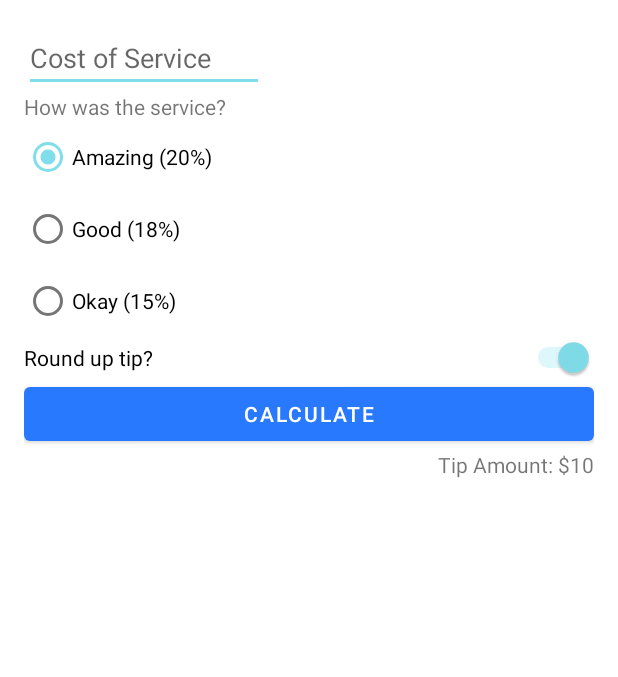
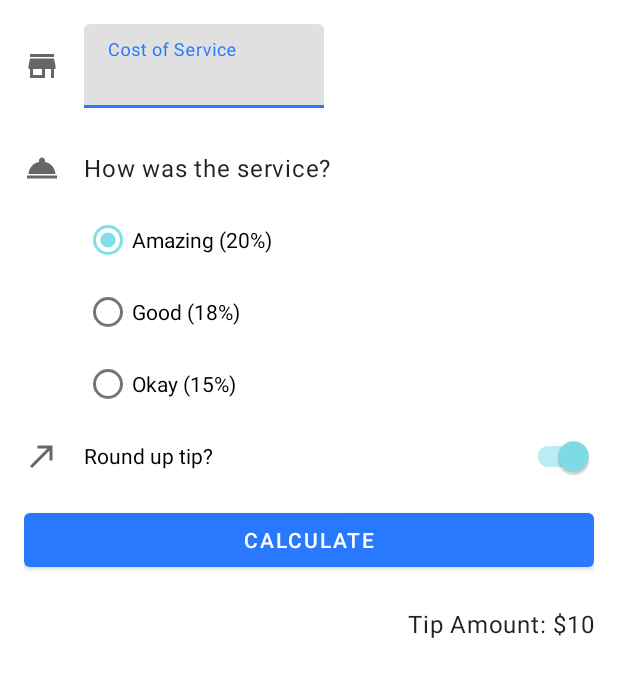
Before and after one commit to amantina05/GBD-TipTime, an Android app: the layout activity_main.xml on its own in the app's theme, with its tools: preview values and no code run, on a phone screen of 412 x 824 dp. Shown: the top 677 px of the screen. Run offline under Robolectric (Android 15) with nearby library versions, the phone set to English and light mode, and no system bars.

Commit message:
adjusted icons, style, themes

```diff
--- a/app/build.gradle
+++ b/app/build.gradle
@@ -13,6 +13,7 @@ android {
         targetSdkVersion 30
         versionCode 1
         versionName "1.0"
+        vectorDrawables.useSupportLibrary = true
 
         testInstrumentationRunner "androidx.test.runner.AndroidJUnitRunner"
     }
@@ -42,6 +43,7 @@ dependencies {
     implementation 'androidx.appcompat:appcompat:1.3.1'
     implementation 'com.google.android.material:material:1.4.0'
     implementation 'androidx.constraintlayout:constraintlayout:2.1.0'
+    implementation 'com.google.android.material:material:<version>'
     testImplementation 'junit:junit:4.+'
     androidTestImplementation 'androidx.test.ext:junit:1.1.3'
     androidTestImplementation 'androidx.test.espresso:espresso-core:3.4.0'
--- a/app/src/main/java/com/example/tiptime/MainActivity.kt
+++ b/app/src/main/java/com/example/tiptime/MainActivity.kt
@@ -17,8 +17,14 @@ class MainActivity : AppCompatActivity() {
 
     }
     fun calculateTip() {
-        val stringInTextField = binding.costOfService.text.toString()
+//        val stringInTextField = binding.costOfService.text.toString()
+//        val cost = stringInTextField.toDouble()
+
+        val stringInTextField = binding.costOfServiceEditText.text.toString()
+//        val cost = stringInTextField.toDoubleOrNull()
         val cost = stringInTextField.toDouble()
+
+
         val selectedId = binding.tipOption.checkedRadioButtonId
         val tipPercentage = when (selectedId) {
             R.id.option_twenty_percent -> 0.20
@@ -32,8 +38,8 @@ class MainActivity : AppCompatActivity() {
             tip = kotlin.math.ceil(tip)
         }
 
-        val formmattedTip = NumberFormat.getCurrencyInstance().format(tip)
-        binding.tipResult.text = getString(R.string.tip_amount, formmattedTip)
+        val formattedTip = NumberFormat.getCurrencyInstance().format(tip)
+        binding.tipResult.text = getString(R.string.tip_amount, formattedTip)
     }
 
 }
--- /dev/null
+++ b/app/src/main/res/drawable/ic_round_up.xml
@@ -0,0 +1,10 @@
+<vector xmlns:android="http://schemas.android.com/apk/res/android"
+    android:width="24dp"
+    android:height="24dp"
+    android:viewportWidth="24"
+    android:viewportHeight="24"
+    android:tint="?attr/colorControlNormal">
+  <path
+      android:fillColor="@android:color/white"
+      android:pathData="M9,5v2h6.59L4,18.59 5.41,20 17,8.41V15h2V5z"/>
+</vector>
--- /dev/null
+++ b/app/src/main/res/drawable/ic_service.xml
@@ -0,0 +1,10 @@
+<vector xmlns:android="http://schemas.android.com/apk/res/android"
+    android:width="24dp"
+    android:height="24dp"
+    android:viewportWidth="24"
+    android:viewportHeight="24"
+    android:tint="?attr/colorControlNormal">
+  <path
+      android:fillColor="@android:color/white"
+      android:pathData="M2,17h20v2L2,19zM13.84,7.79c0.1,-0.24 0.16,-0.51 0.16,-0.79 0,-1.1 -0.9,-2 -2,-2s-2,0.9 -2,2c0,0.28 0.06,0.55 0.16,0.79C6.25,8.6 3.27,11.93 3,16h18c-0.27,-4.07 -3.25,-7.4 -7.16,-8.21z"/>
+</vector>
--- /dev/null
+++ b/app/src/main/res/drawable/ic_store.xml
@@ -0,0 +1,10 @@
+<vector xmlns:android="http://schemas.android.com/apk/res/android"
+    android:width="24dp"
+    android:height="24dp"
+    android:viewportWidth="24"
+    android:viewportHeight="24"
+    android:tint="?attr/colorControlNormal">
+  <path
+      android:fillColor="@android:color/white"
+      android:pathData="M20,4L4,4v2h16L20,4zM21,14v-2l-1,-5L4,7l-1,5v2h1v6h10v-6h4v6h2v-6h1zM12,18L6,18v-4h6v4z"/>
+</vector>
--- a/app/src/main/res/layout/activity_main.xml
+++ b/app/src/main/res/layout/activity_main.xml
@@ -7,22 +7,69 @@
     android:padding="16dp"
     tools:context=".MainActivity">
 
-    <EditText
+    <ImageView
+        android:layout_width="wrap_content"
+        android:layout_height="wrap_content"
+        android:id="@+id/icon_cost_of_service"
+        android:importantForAccessibility="no"
+        app:srcCompat="@drawable/ic_store"
+        app:layout_constraintStart_toStartOf="parent"
+        app:layout_constraintTop_toTopOf="@id/cost_of_service"
+        app:layout_constraintBottom_toBottomOf="@id/cost_of_service"
+        />
+
+    <ImageView
+        android:id="@+id/icon_service_question"
+        android:layout_width="wrap_content"
+        android:layout_height="wrap_content"
+        android:importantForAccessibility="no"
+        app:srcCompat="@drawable/ic_service"
+        app:layout_constraintStart_toStartOf="parent"
+        app:layout_constraintTop_toTopOf="@id/service.question"
+        app:layout_constraintBottom_toBottomOf="@id/service.question" />
+
+    <ImageView
+        android:layout_width="wrap_content"
+        android:layout_height="wrap_content"
+        android:id="@+id/icon_round_up"
+        android:importantForAccessibility="no"
+        app:srcCompat="@drawable/ic_round_up"
+        app:layout_constraintStart_toStartOf="parent"
+        app:layout_constraintTop_toTopOf="@id/round_up_switch"
+        app:layout_constraintBottom_toBottomOf="@id/round_up_switch" />
+
+
+
+
+    <com.google.android.material.textfield.TextInputLayout
         android:id="@+id/cost_of_service"
         android:layout_width="160dp"
         android:layout_height="wrap_content"
+        android:layout_marginStart="16dp"
         android:hint="@string/cost_of_service"
-        android:inputType="numberDecimal"
-        app:layout_constraintStart_toStartOf="parent"
-        app:layout_constraintTop_toTopOf="parent" />
+        app:layout_constraintStart_toEndOf="@id/icon_cost_of_service"
+        app:layout_constraintTop_toTopOf="parent"
+        android:layout_marginLeft="16dp">
+
+        <com.google.android.material.textfield.TextInputEditText
+            android:id="@+id/cost_of_service_edit_text"
+            android:layout_width="match_parent"
+            android:layout_height="wrap_content"
+            android:inputType="numberDecimal" />
+
+    </com.google.android.material.textfield.TextInputLayout>
+
 
     <TextView
         android:id="@+id/service.question"
         android:layout_width="wrap_content"
         android:layout_height="wrap_content"
         android:text="@string/how_was_the_service"
-        app:layout_constraintStart_toStartOf="parent"
-        app:layout_constraintTop_toBottomOf="@id/cost_of_service" />
+        android:layout_marginTop="16dp"
+        app:layout_constraintStart_toStartOf="@id/cost_of_service"
+        app:layout_constraintTop_toBottomOf="@id/cost_of_service"
+        style="@style/Widget.TipTime.TextView"
+        />
 
     <RadioGroup
         android:id="@+id/tip_option"
@@ -30,7 +77,7 @@
         android:layout_height="wrap_content"
         android:checkedButton="@id/option_twenty_percent"
         android:orientation="vertical"
-        app:layout_constraintStart_toStartOf="parent"
+        app:layout_constraintStart_toStartOf="@id/service.question"
         app:layout_constraintTop_toBottomOf="@id/service.question">
 
         <!--        Radio Button Here-->
@@ -55,14 +102,14 @@
             android:text="@string/okay_service" />
     </RadioGroup>
 
-    <Switch
+    <com.google.android.material.switchmaterial.SwitchMaterial
         android:id="@+id/round_up_switch"
         android:layout_width="0dp"
         android:layout_height="wrap_content"
         android:checked="true"
         android:text="@string/round_up_tip"
         app:layout_constraintEnd_toEndOf="parent"
-        app:layout_constraintStart_toStartOf="parent"
+        app:layout_constraintStart_toStartOf="@id/tip_option"
         app:layout_constraintTop_toBottomOf="@id/tip_option" />
 
     <Button
@@ -72,7 +119,8 @@
         android:text="@string/calculate"
         app:layout_constraintEnd_toEndOf="parent"
         app:layout_constraintStart_toStartOf="parent"
-        app:layout_constraintTop_toBottomOf="@id/round_up_switch" />
+        app:layout_constraintTop_toBottomOf="@id/round_up_switch"
+        android:layout_marginTop="8dp" />
 
     <TextView
         android:id="@+id/tip_result"
@@ -80,7 +128,12 @@
         android:layout_height="wrap_content"
         tools:text="Tip Amount: $10"
         app:layout_constraintEnd_toEndOf="parent"
-        app:layout_constraintTop_toBottomOf="@id/calculate_button" />
+        app:layout_constraintTop_toBottomOf="@id/calculate_button"
+        android:layout_marginTop="8dp"
+        style="@style/Widget.TipTime.TextView"
+        />
+
+
 
 
 </androidx.constraintlayout.widget.ConstraintLayout>
--- /dev/null
+++ b/app/src/main/res/values-v17/styles.xml
@@ -0,0 +1,8 @@
+<?xml version="1.0" encoding="utf-8"?>
+<resources>
+
+    <style name="Widget.TipTime.CompoundButton.RadioButton" parent="Widget.MaterialComponents.CompoundButton.RadioButton">
+        <item name="android:paddingStart">8dp</item>
+        <item name="android:textAppearance">?attr/textAppearanceBody1</item>
+    </style>
+</resources>
--- /dev/null
+++ b/app/src/main/res/values/styles.xml
@@ -0,0 +1,21 @@
+<?xml version="1.0" encoding="utf-8"?>
+<resources>
+    <style name="Widget.TipTime.TextView" parent="Widget.MaterialComponents.TextView">
+        <item name="android:minHeight">48dp</item>
+        <item name="android:gravity">center_vertical</item>
+        <item name="android:textAppearance">?attr/textAppearanceBody1</item>
+    </style>
+
+
+    <style name="Widget.TipTime.CompoundButton.RadioButton" parent="Widget.MaterialComponents.CompoundButton.RadioButton">
+        <item name="android:paddingStart">8dp</item>
+        <item name="android:textAppearance">?attr/textAppearanceBody1</item>
+    </style>
+
+
+    <style name="Widget.TipTime.CompoundButton.Switch" parent="Widget.MaterialComponents.CompoundButton.Switch">
+        <item name="android:minHeight">48dp</item>
+        <item name="android:gravity">center_vertical</item>
+        <item name="android:textAppearance">?attr/textAppearanceBody1</item>
+    </style>
+</resources>
```
